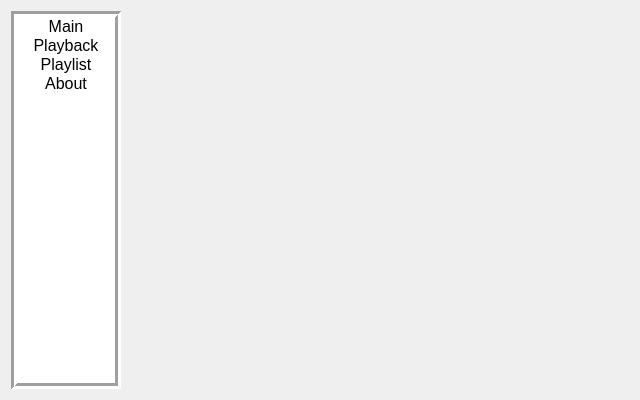
Before: the Qt Designer form source/ui/configwindow/tp_configwindow.ui in ZXfkSIE/ThousandPlayer, drawn with Qt 5.
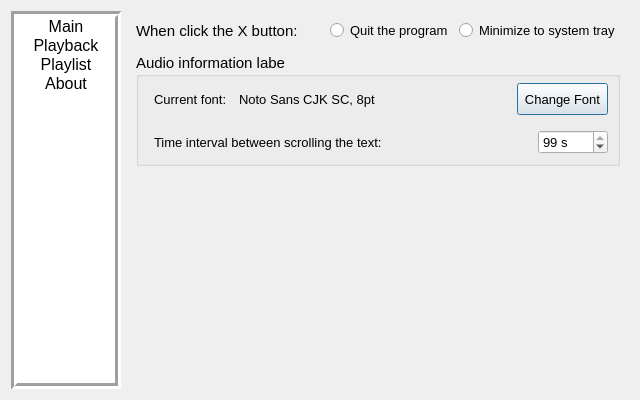
After: the same form once the commit is applied. The open tabs and pages were chosen to show the change.

Commit message: More configurable settings

```diff
--- a/source/ui/configwindow/tp_configwindow.ui
+++ b/source/ui/configwindow/tp_configwindow.ui
@@ -131,7 +131,266 @@
      <property name="currentIndex">
       <number>1</number>
      </property>
-     <widget class="QWidget" name="page_Main"/>
+     <widget class="QWidget" name="page_Main">
+      <layout class="QVBoxLayout" name="verticalLayout_6">
+       <property name="spacing">
+        <number>12</number>
+       </property>
+       <item>
+        <widget class="QWidget" name="container_XButtonSetting" native="true">
+         <layout class="QHBoxLayout" name="horizontalLayout_10">
+          <property name="leftMargin">
+           <number>0</number>
+          </property>
+          <property name="topMargin">
+           <number>0</number>
+          </property>
+          <property name="rightMargin">
+           <number>0</number>
+          </property>
+          <property name="bottomMargin">
+           <number>0</number>
+          </property>
+          <item>
+           <widget class="QLabel" name="label_XButtonSetting">
+            <property name="sizePolicy">
+             <sizepolicy hsizetype="Preferred" vsizetype="Minimum">
+              <horstretch>0</horstretch>
+              <verstretch>0</verstretch>
+             </sizepolicy>
+            </property>
+            <property name="font">
+             <font>
+              <pointsize>11</pointsize>
+             </font>
+            </property>
+            <property name="text">
+             <string>When click the X button:</string>
+            </property>
+           </widget>
+          </item>
+          <item>
+           <spacer name="horizontalSpacer">
+            <property name="orientation">
+             <enum>Qt::Horizontal</enum>
+            </property>
+            <property name="sizeHint" stdset="0">
+             <size>
+              <width>40</width>
+              <height>20</height>
+             </size>
+            </property>
+           </spacer>
+          </item>
+          <item>
+           <widget class="QRadioButton" name="radioButton_ClickX_Quit">
+            <property name="font">
+             <font>
+              <pointsize>10</pointsize>
+             </font>
+            </property>
+            <property name="text">
+             <string>Quit the program</string>
+            </property>
+           </widget>
+          </item>
+          <item>
+           <widget class="QRadioButton" name="radioButton_ClickX_MinimizeToTray">
+            <property name="font">
+             <font>
+              <pointsize>10</pointsize>
+             </font>
+            </property>
+            <property name="text">
+             <string>Minimize to system tray</string>
+            </property>
+           </widget>
+          </item>
+         </layout>
+        </widget>
+       </item>
+       <item>
+        <widget class="QGroupBox" name="groupBox_AudioInfoLabel">
+         <property name="font">
+          <font>
+           <pointsize>11</pointsize>
+          </font>
+         </property>
+         <property name="title">
+          <string>Audio information label</string>
+         </property>
+         <layout class="QVBoxLayout" name="verticalLayout_7">
+          <property name="leftMargin">
+           <number>6</number>
+          </property>
+          <property name="topMargin">
+           <number>6</number>
+          </property>
+          <property name="rightMargin">
+           <number>0</number>
+          </property>
+          <property name="bottomMargin">
+           <number>0</number>
+          </property>
+          <item>
+           <widget class="QWidget" name="container_AudioInfoLabelFont" native="true">
+            <layout class="QHBoxLayout" name="horizontalLayout_8">
+             <property name="spacing">
+              <number>12</number>
+             </property>
+             <property name="topMargin">
+              <number>0</number>
+             </property>
+             <property name="bottomMargin">
+              <number>0</number>
+             </property>
+             <item>
+              <widget class="QLabel" name="label_CurrentAudioInfoLabelFont">
+               <property name="sizePolicy">
+                <sizepolicy hsizetype="Minimum" vsizetype="Preferred">
+                 <horstretch>0</horstretch>
+                 <verstretch>0</verstretch>
+                </sizepolicy>
+               </property>
+               <property name="font">
+                <font>
+                 <pointsize>10</pointsize>
+                </font>
+               </property>
+               <property name="text">
+                <string>Current font:</string>
+               </property>
+               <property name="alignment">
+                <set>Qt::AlignLeading|Qt::AlignLeft|Qt::AlignVCenter</set>
+               </property>
+              </widget>
+             </item>
+             <item>
+              <widget class="QLabel" name="label_CurrentAudioInfoLabelFontExample">
+               <property name="sizePolicy">
+                <sizepolicy hsizetype="Expanding" vsizetype="Minimum">
+                 <horstretch>0</horstretch>
+                 <verstretch>0</verstretch>
+                </sizepolicy>
+               </property>
+               <property name="font">
+                <font>
+                 <pointsize>10</pointsize>
+                </font>
+               </property>
+               <property name="text">
+                <string notr="true">Noto Sans CJK SC, 8pt</string>
+               </property>
+              </widget>
+             </item>
+             <item>
+              <widget class="QPushButton" name="pushButton_ChangeAudioInfoLabelFont">
+               <property name="sizePolicy">
+                <sizepolicy hsizetype="Minimum" vsizetype="Fixed">
+                 <horstretch>0</horstretch>
+                 <verstretch>0</verstretch>
+                </sizepolicy>
+               </property>
+               <property name="minimumSize">
+                <size>
+                 <width>0</width>
+                 <height>32</height>
+                </size>
+               </property>
+               <property name="maximumSize">
+                <size>
+                 <width>16777215</width>
+                 <height>32</height>
+                </size>
+               </property>
+               <property name="font">
+                <font>
+                 <pointsize>10</pointsize>
+                </font>
+               </property>
+               <property name="text">
+                <string> Change Font </string>
+               </property>
+              </widget>
+             </item>
+            </layout>
+           </widget>
+          </item>
+          <item>
+           <widget class="QWidget" name="container_AudioInfoLabelInterval" native="true">
+            <layout class="QHBoxLayout" name="horizontalLayout_9">
+             <item>
+              <widget class="QLabel" name="label_AudioInfoLabelScrollingInterval">
+               <property name="font">
+                <font>
+                 <pointsize>10</pointsize>
+                </font>
+               </property>
+               <property name="text">
+                <string>Time interval between scrolling the text: </string>
+               </property>
+              </widget>
+             </item>
+             <item>
+              <widget class="QSpinBox" name="spinBox_AudioInfoLabelScrollingInterval">
+               <property name="sizePolicy">
+                <sizepolicy hsizetype="Fixed" vsizetype="Fixed">
+                 <horstretch>0</horstretch>
+                 <verstretch>0</verstretch>
+                </sizepolicy>
+               </property>
+               <property name="minimumSize">
+                <size>
+                 <width>70</width>
+                 <height>0</height>
+                </size>
+               </property>
+               <property name="maximumSize">
+                <size>
+                 <width>70</width>
+                 <height>16777215</height>
+                </size>
+               </property>
+               <property name="font">
+                <font>
+                 <pointsize>10</pointsize>
+                </font>
+               </property>
+               <property name="suffix">
+                <string> s</string>
+               </property>
+               <property name="minimum">
+                <number>1</number>
+               </property>
+               <property name="maximum">
+                <number>99</number>
+               </property>
+               <property name="value">
+                <number>99</number>
+               </property>
+              </widget>
+             </item>
+            </layout>
+           </widget>
+          </item>
+         </layout>
+        </widget>
+       </item>
+       <item>
+        <spacer name="verticalSpacer_3">
+         <property name="orientation">
+          <enum>Qt::Vertical</enum>
+         </property>
+         <property name="sizeHint" stdset="0">
+          <size>
+           <width>20</width>
+           <height>40</height>
+          </size>
+         </property>
+        </spacer>
+       </item>
+      </layout>
+     </widget>
      <widget class="QWidget" name="page_Playback">
       <layout class="QVBoxLayout" name="verticalLayout_2">
        <property name="spacing">
```
Left out of the diff: 36 changed lines with no effect on the pictures. The commit also changes 12 other files.
